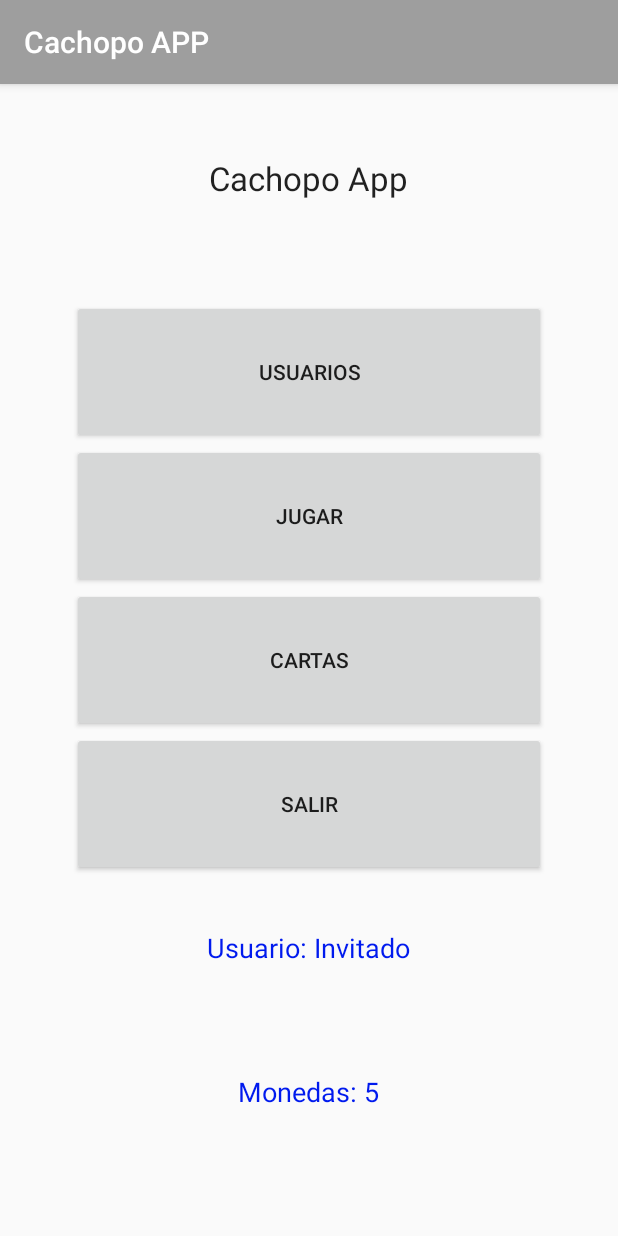
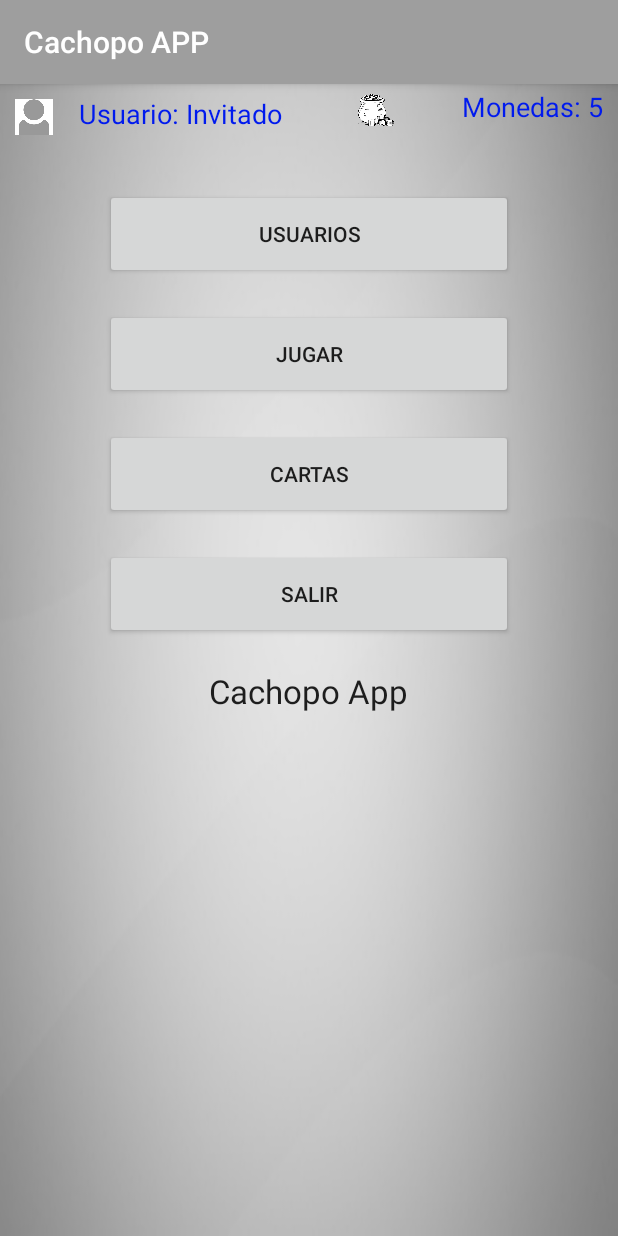
Before and after one commit to packcharce/Entregable3v4, an Android app: the screen it shows after launch (MainActivity), on a phone screen of 412 x 824 dp. Run offline under Robolectric (Android 15) with nearby library versions, the phone set to English and light mode, and no system bars.

Commit message:
Cambio de interfaz

```diff
--- a/app/src/main/java/com/example/entregable3/Usuarios.java
+++ b/app/src/main/java/com/example/entregable3/Usuarios.java
@@ -4,6 +4,7 @@ import android.content.Context;
 import android.content.Intent;
 import android.content.SharedPreferences;
 import android.os.Bundle;
+import android.support.v4.app.NavUtils;
 import android.support.v7.app.AppCompatActivity;
 import android.view.View;
 import android.widget.EditText;
@@ -162,4 +163,9 @@ public class Usuarios extends AppCompatActivity {
     private void escribeMsg(String msg) {
         Toast.makeText(getApplicationContext(), msg, Toast.LENGTH_SHORT).show();
     }
+
+    public void retroceder(View view) {
+        NavUtils.navigateUpFromSameTask(this);
+        finish();
+    }
 }
--- a/app/src/main/java/com/example/entregable3/cartitas_showcase/Cartas_Principal.java
+++ b/app/src/main/java/com/example/entregable3/cartitas_showcase/Cartas_Principal.java
@@ -85,4 +85,9 @@ public class Cartas_Principal extends AppCompatActivity {
         NavUtils.navigateUpFromSameTask(this);
         finish();
     }
+
+    public void retroceder(View view) {
+        NavUtils.navigateUpFromSameTask(this);
+        finish();
+    }
 }
--- a/app/src/main/java/com/example/entregable3/cartitas_showcase/DetalleCarta.java
+++ b/app/src/main/java/com/example/entregable3/cartitas_showcase/DetalleCarta.java
@@ -245,4 +245,9 @@ public class DetalleCarta extends AppCompatActivity {
     private void escribeMsg(String msg) {
         Toast.makeText(getApplicationContext(), msg, Toast.LENGTH_SHORT).show();
     }
+
+    public void retroceder(View view) {
+        NavUtils.navigateUpFromSameTask(this);
+        finish();
+    }
 }
--- a/app/src/main/res/layout/activity_main.xml
+++ b/app/src/main/res/layout/activity_main.xml
@@ -1,59 +1,19 @@
 <?xml version="1.0" encoding="utf-8"?>
-<LinearLayout xmlns:android="http://schemas.android.com/apk/res/android"
+<RelativeLayout xmlns:android="http://schemas.android.com/apk/res/android"
+    xmlns:app="http://schemas.android.com/apk/res-auto"
     android:layout_width="match_parent"
     android:layout_height="match_parent"
-    android:orientation="vertical"
-    android:padding="48dp">
-
-    <TextView
-        android:id="@+id/texto_conectar"
-        android:layout_width="wrap_content"
-        android:layout_height="0dp"
-        android:layout_gravity="center_horizontal"
-        android:layout_weight="1"
-        android:text="@string/titulo_menu"
-        android:textAppearance="?android:attr/textAppearanceLarge" />
-
-    <Button
-        android:id="@+id/boton_iniciar_sesion"
-        style="?android:attr/buttonStyleSmall"
-        android:layout_width="match_parent"
-        android:layout_height="0dp"
-        android:layout_gravity="center_horizontal"
-        android:layout_weight="1"
-        android:text="@string/menu_usuario"
-        android:onClick="Usuarios"/>
-
-    <Button
-        android:id="@+id/button"
-        android:layout_width="match_parent"
-        android:layout_height="0dp"
-        android:layout_weight="1"
-        android:text="@string/menu_jugar"
-        android:onClick="Jugar"/>
-
-    <Button
-        android:id="@+id/button2"
-        android:layout_width="match_parent"
-        android:layout_height="0dp"
-        android:layout_weight="1"
-        android:text="@string/menu_cartas"
-        android:onClick="Cartas"/>
-
-    <Button
-        android:id="@+id/button3"
-        android:layout_width="match_parent"
-        android:layout_height="0dp"
-        android:layout_weight="1"
-        android:text="@string/menu_salir"
-        android:onClick="Salir"/>
+    android:background="@drawable/fondo2"
+    android:orientation="vertical">
 
     <TextView
         android:id="@+id/tv1"
         android:layout_width="wrap_content"
-    android:layout_height="0dp"
+        android:layout_height="30dp"
+        android:layout_alignTop="@+id/imageView2"
         android:layout_gravity="center_horizontal"
-    android:layout_weight="1"
+        android:layout_marginStart="17dp"
+        android:layout_toEndOf="@+id/imageView"
         android:gravity="center_vertical"
         android:text="@string/menu_user_logeado"
         android:textAppearance="?android:attr/textAppearanceMedium"
@@ -62,11 +22,83 @@
     <TextView
         android:id="@+id/tv2"
         android:layout_width="wrap_content"
-        android:layout_height="0dp"
+        android:layout_height="30dp"
+        android:layout_alignParentEnd="true"
         android:layout_gravity="center_horizontal"
-        android:layout_weight="1"
+        android:layout_marginRight="10dp"
         android:gravity="center_vertical"
         android:text="@string/menu_monedas"
         android:textAppearance="?android:attr/textAppearanceMedium"
         android:textColor="#001AEE" />
+
+    <ImageView
+        android:id="@+id/imageView"
+        android:layout_width="25dp"
+        android:layout_height="25dp"
+        android:layout_alignBottom="@+id/tv1"
+        android:layout_alignParentStart="true"
+        android:layout_marginStart="10dp"
+        app:srcCompat="@drawable/indice" />
+
+    <ImageView
+        android:id="@+id/imageView2"
+        android:layout_width="25dp"
+        android:layout_height="25dp"
+        android:layout_alignBottom="@+id/tv2"
+        android:layout_marginStart="50dp"
+        android:layout_toEndOf="@+id/tv1"
+        app:srcCompat="@drawable/caldero" />
+
+    <LinearLayout xmlns:android="http://schemas.android.com/apk/res/android"
+        android:layout_width="match_parent"
+        android:layout_height="match_parent"
+        android:layout_marginTop="60dp"
+        android:orientation="vertical"
+        android:paddingLeft="70dp"
+        android:paddingRight="70dp"
+        android:paddingTop="10dp">
+
+        <Button
+            android:id="@+id/boton_iniciar_sesion"
+            style="?android:attr/buttonStyleSmall"
+            android:layout_width="match_parent"
+            android:layout_height="60dp"
+            android:onClick="Usuarios"
+            android:text="@string/menu_usuario" />
+
+        <Button
+            android:id="@+id/button"
+            android:layout_width="match_parent"
+            android:layout_height="60dp"
+            android:layout_marginBottom="20dp"
+            android:layout_marginTop="20dp"
+            android:onClick="Jugar"
+            android:text="@string/menu_jugar" />
+
+        <Button
+            android:id="@+id/button2"
+            android:layout_width="match_parent"
+            android:layout_height="60dp"
+            android:layout_marginBottom="20dp"
+            android:onClick="Cartas"
+            android:text="@string/menu_cartas" />
+
+        <Button
+            android:id="@+id/button3"
+            android:layout_width="match_parent"
+            android:layout_height="60dp"
+            android:onClick="Salir"
+            android:text="@string/menu_salir" />
+
+        <TextView
+            android:id="@+id/texto_conectar"
+            android:layout_width="wrap_content"
+            android:layout_height="wrap_content"
+            android:layout_gravity="center_horizontal"
+            android:layout_marginTop="20dp"
+            android:text="@string/titulo_menu"
+            android:textAppearance="?android:attr/textAppearanceLarge" />
     </LinearLayout>
+
+
+</RelativeLayout>
```
Also changed, not shown: app/src/main/res/layout/activity_detalle_carta.xml (+20 -7 lines), app/src/main/res/layout/cartas_principal.xml (+9 -1 lines), app/src/main/res/layout/layout_usuarios.xml (+14 -0 lines), app/src/main/res/drawable/bloqueado.jpeg (deleted), app/src/main/res/drawable/bloqueado.png (added), app/src/main/res/drawable/caldero.png (added), app/src/main/res/drawable/derecha.png (added), app/src/main/res/drawable/fondo2.png (added), app/src/main/res/drawable/indice.png (added), app/src/main/res/drawable/izquierda.png (added), app/src/main/res/drawable/recargar.png (added), app/src/main/res/drawable/saltoderecha.png (added), app/src/main/res/drawable/saltoizq.png (added). Lines whose indentation alone changed are shown as unchanged.
